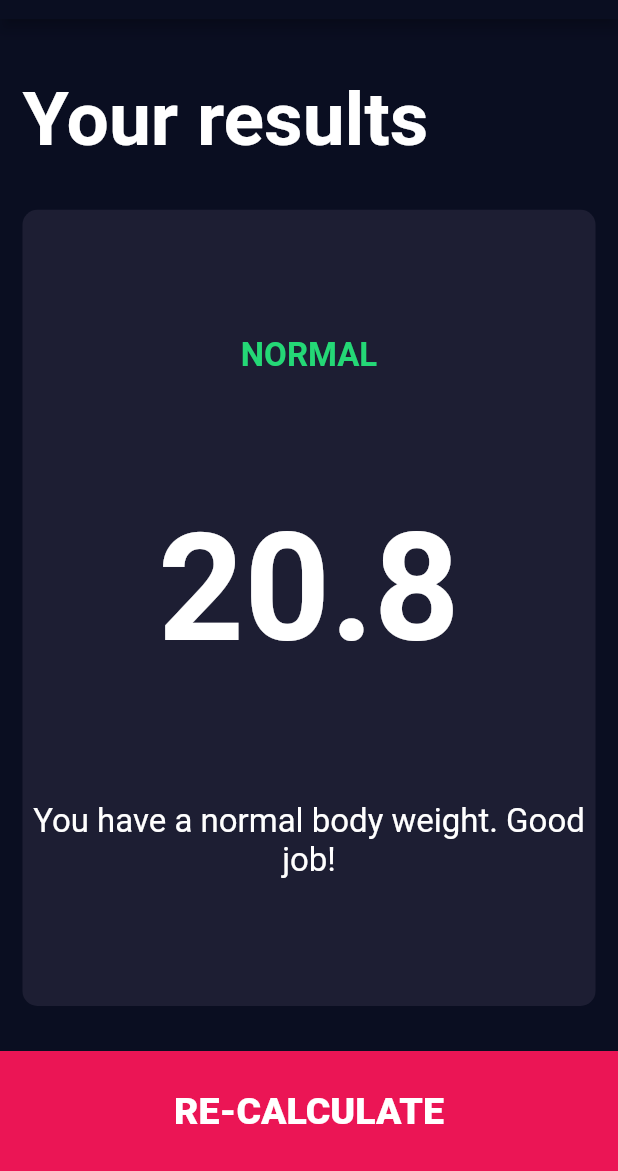
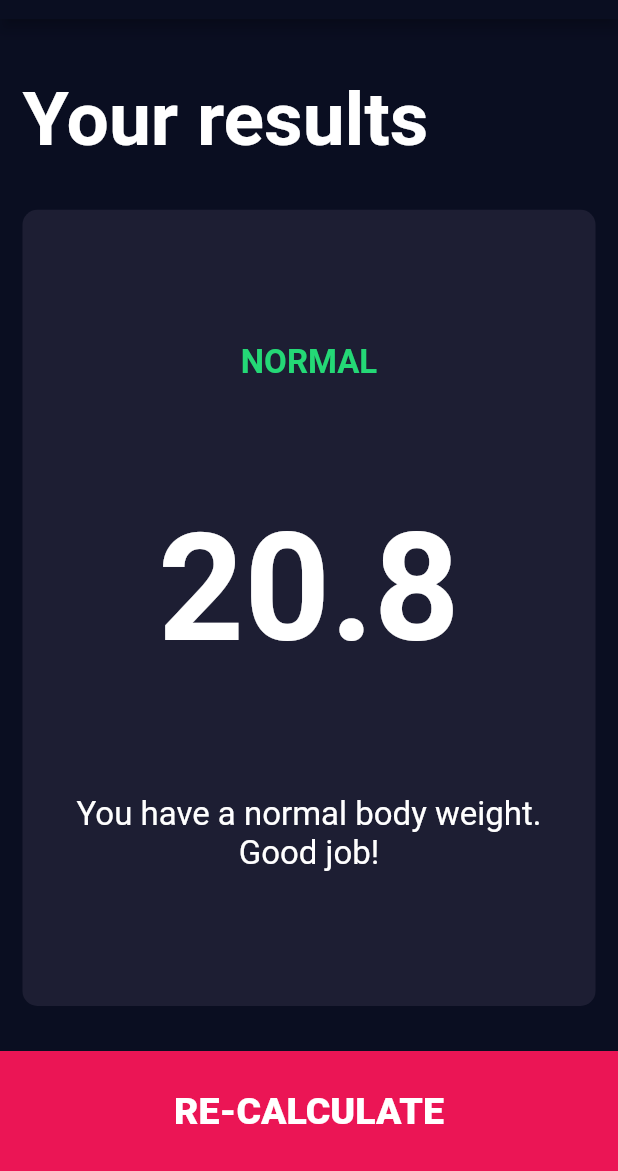
Before and after one commit to wr9dg17/BMI_calculator_flutter, a Flutter app: the screen it shows after launch, after a tap on "CALCULATE", on a phone screen of 412 x 824 dp, the part 65-1236 px from its top. Run offline on Flutter 3.47's test engine with Material 2 defaults, Android fonts, the phone set to English and light mode, and no system bars; our stand-ins replace font_awesome_flutter.

Commit message:
Added padding to result container

```diff
--- a/lib/screens/results_page.dart
+++ b/lib/screens/results_page.dart
@@ -40,6 +40,8 @@ class ResultsPage extends StatelessWidget {
             flex: 5,
             child: Box(
               colour: kActiveCardColour,
+              child: Container(
+                padding: const EdgeInsets.symmetric(horizontal: 20.0, vertical: 10.0),
                 child: Column(
                   mainAxisAlignment: MainAxisAlignment.spaceEvenly,
                   crossAxisAlignment: CrossAxisAlignment.center,
@@ -61,6 +63,7 @@ class ResultsPage extends StatelessWidget {
                 ),
               ),
             ),
+          ),
           BottomButton(
             title: 'RE-CALCULATE',
             onTap: () {
```
Lines whose indentation alone changed are shown as unchanged.
